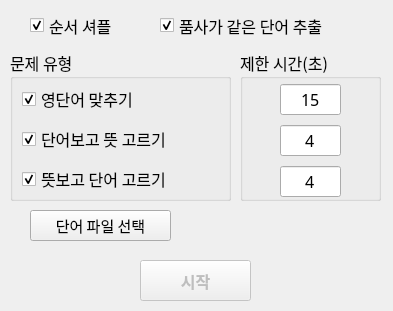
First picture: the form in DailyOption.ui, repository KangInPark/VocaTester, before the edit.
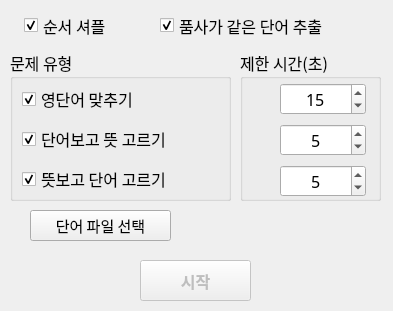
Second picture: the form after the edit.

Commit message: 기능변경: 제한 시간 입력을 LineEdit에서 SpinBox로 변경

```diff
--- a/DailyOption.ui
+++ b/DailyOption.ui
@@ -16,7 +16,7 @@
   <widget class="QCheckBox" name="chk1">
    <property name="geometry">
     <rect>
-     <x>30</x>
+     <x>24</x>
      <y>10</y>
      <width>141</width>
      <height>31</height>
@@ -224,39 +224,66 @@
      <rect>
       <x>40</x>
       <y>30</y>
-      <width>61</width>
+      <width>86</width>
       <height>121</height>
      </rect>
     </property>
     <layout class="QVBoxLayout" name="verticalLayout_2">
      <item>
-      <widget class="QLineEdit" name="line1">
-       <property name="text">
-        <string>15</string>
-       </property>
+      <widget class="QSpinBox" name="line1">
        <property name="alignment">
         <set>Qt::AlignCenter</set>
        </property>
+       <property name="minimum">
+        <number>1</number>
+       </property>
+       <property name="maximum">
+        <number>99999</number>
+       </property>
+       <property name="singleStep">
+        <number>1</number>
+       </property>
+       <property name="value">
+        <number>15</number>
+       </property>
       </widget>
      </item>
      <item>
-      <widget class="QLineEdit" name="line2">
-       <property name="text">
-        <string>4</string>
-       </property>
+      <widget class="QSpinBox" name="line2">
        <property name="alignment">
         <set>Qt::AlignCenter</set>
        </property>
+       <property name="minimum">
+        <number>1</number>
+       </property>
+       <property name="maximum">
+        <number>99999</number>
+       </property>
+       <property name="singleStep">
+        <number>1</number>
+       </property>
+       <property name="value">
+        <number>5</number>
+       </property>
       </widget>
      </item>
      <item>
-      <widget class="QLineEdit" name="line3">
-       <property name="text">
-        <string>4</string>
-       </property>
+      <widget class="QSpinBox" name="line3">
        <property name="alignment">
         <set>Qt::AlignCenter</set>
        </property>
+       <property name="minimum">
+        <number>1</number>
+       </property>
+       <property name="maximum">
+        <number>99999</number>
+       </property>
+       <property name="singleStep">
+        <number>1</number>
+       </property>
+       <property name="value">
+        <number>5</number>
+       </property>
       </widget>
      </item>
     </layout>
```
The commit also changes 2 other files.
